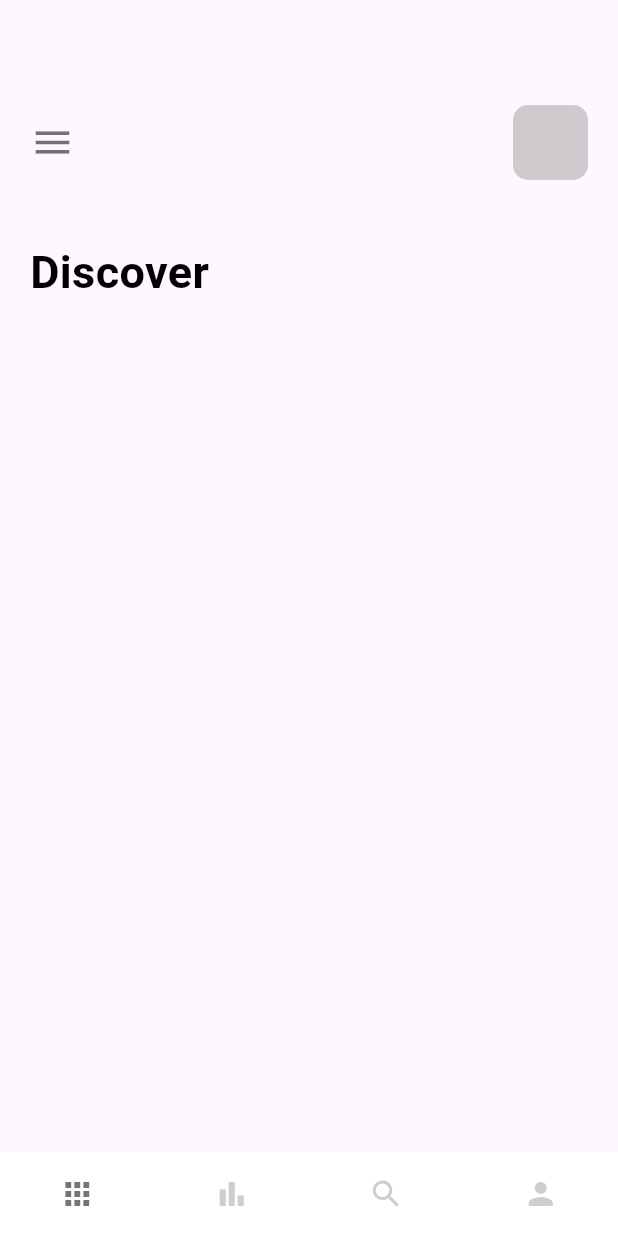
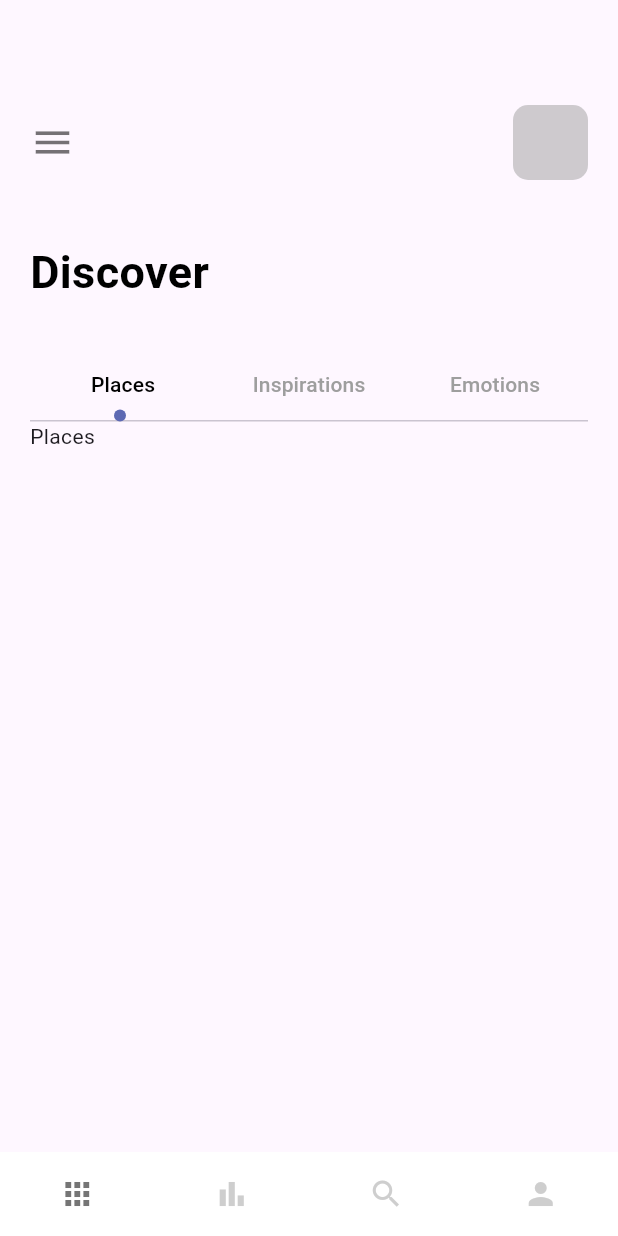
Before and after one commit to mahmoodhamdi/travel_app, a Flutter app: the screen it shows after launch, on a phone screen of 412 x 824 dp. Run offline on Flutter 3.47's test engine with Material 3 defaults, Android fonts, the phone set to English and light mode, and no system bars.

Commit message:
custom CircleTabIndicator

```diff
--- a/lib/features/home/ui/views/home_view.dart
+++ b/lib/features/home/ui/views/home_view.dart
@@ -1,11 +1,18 @@
 import 'package:flutter/material.dart';
+import 'package:travel_app/core/misc/colors.dart';
 import 'package:travel_app/core/widgets/app_large_text.dart';
 
-class HomeView extends StatelessWidget {
+class HomeView extends StatefulWidget {
   const HomeView({super.key});
 
   @override
+  State<HomeView> createState() => _HomeViewState();
+}
+
+class _HomeViewState extends State<HomeView> with TickerProviderStateMixin {
+  @override
   Widget build(BuildContext context) {
+    TabController tabController = TabController(length: 3, vsync: this);
     return Scaffold(
         body: Padding(
       padding: const EdgeInsets.only(top: 70.0, left: 20, right: 20),
@@ -37,8 +44,73 @@ class HomeView extends StatelessWidget {
           const SizedBox(
             height: 30,
           ),
+          SizedBox(
+            child: TabBar(
+              labelColor: Colors.black,
+              labelPadding: const EdgeInsets.only(left: 20, right: 20),
+              unselectedLabelColor: Colors.grey,
+              indicatorSize: TabBarIndicatorSize.label,
+              indicator: const CircleTabIndicator(
+                color: AppColors.mainColor,
+                radius: 4,
+              ),
+              controller: tabController,
+              tabs: const [
+                Tab(
+                  text: "Places",
+                ),
+                Tab(
+                  text: "Inspirations",
+                ),
+                Tab(
+                  text: "Emotions",
+                ),
+              ],
+            ),
+          ),
+          SizedBox(
+            height: 300,
+            width: double.maxFinite,
+            child: TabBarView(controller: tabController, children: [
+              Container(
+                child: const Text("Places"),
+              ),
+              Container(
+                child: const Text("Inspirations"),
+              ),
+              Container(
+                child: const Text("Emotions"),
+              ),
+            ]),
+          )
         ],
       ),
     ));
   }
 }
+
+class CircleTabIndicator extends Decoration {
+  final Color color;
+  final double radius;
+  const CircleTabIndicator({required this.color, required this.radius});
+  @override
+  BoxPainter createBoxPainter([VoidCallback? onChanged]) {
+    return _CirclePainter(color: color, radius: radius);
+  }
+}
+
+class _CirclePainter extends BoxPainter {
+  final Color color;
+  final double radius;
+  _CirclePainter({required this.color, required this.radius});
+  @override
+  void paint(Canvas canvas, Offset offset, ImageConfiguration configuration) {
+    Paint paint = Paint();
+    paint.color = color;
+    paint.isAntiAlias = true;
+    Offset circleOffset = Offset(
+        offset.dx + configuration.size!.width / 2 - radius / 2,
+        configuration.size!.height - radius);
+    canvas.drawCircle(circleOffset, radius, paint);
+  }
+}
```
